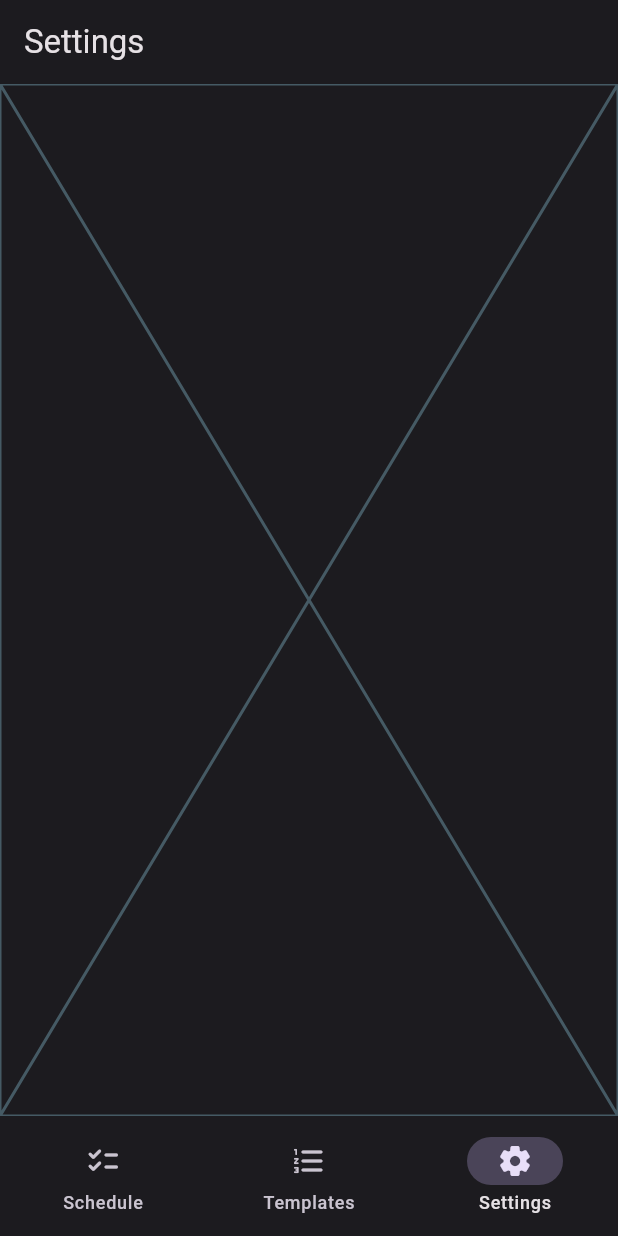
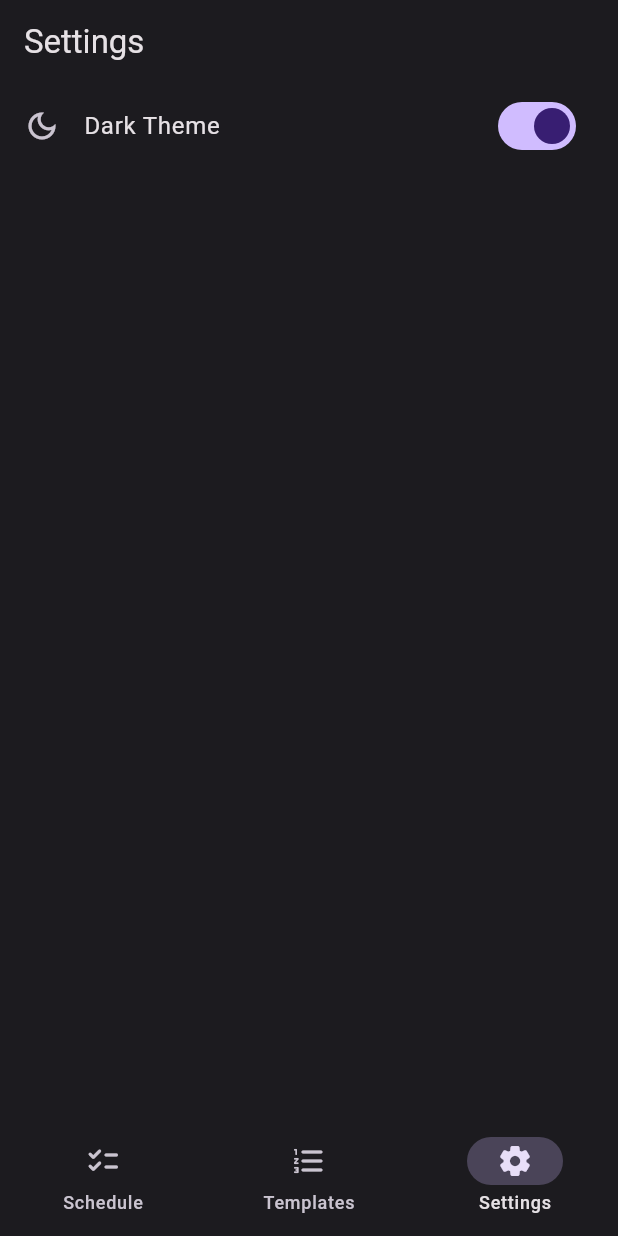
Before and after one commit to Gjils/task-scheduler, a Flutter app: the screen it shows after launch, item 3 of the bottom bar chosen, on a phone screen of 412 x 824 dp. Run offline on Flutter 3.47's test engine with Material 3 defaults, Android fonts, the phone set to English and light mode, and no system bars.

Commit message:
theme switch

```diff
--- a/lib/app/view/view.dart
+++ b/lib/app/view/view.dart
@@ -3,9 +3,10 @@ import 'package:provider/provider.dart';
 
 import 'package:task_scheduler/pages/schedule_page/schedule_page.dart';
 import 'package:task_scheduler/pages/templates_page/templates_page.dart';
+import 'package:task_scheduler/pages/settings_page/settings_page.dart';
 import 'package:task_scheduler/features/navigation_bar/navigation_bar.dart';
-
-import '../../state/state.dart';
+import 'package:task_scheduler/state/state.dart';
+import 'package:task_scheduler/themes/themes.dart';
 
 class TaskSchedulerApp extends StatefulWidget {
   const TaskSchedulerApp({super.key});
@@ -37,7 +38,7 @@ class _TaskSchedulerAppState extends State<TaskSchedulerApp> {
     Destination(
       title: "Settings",
       icon: Icon(Icons.settings_rounded),
-      page: Placeholder(),
+      page: SettingsPage(),
     ),
   ];
   @override
@@ -49,7 +50,9 @@ class _TaskSchedulerAppState extends State<TaskSchedulerApp> {
           title: "Task Scheduler",
           theme: ThemeData(
             useMaterial3: true,
-            colorScheme: context.watch<AppState>().theme,
+            colorScheme: context.watch<AppState>().themeIsDark
+                ? darkColorScheme
+                : lightColorScheme,
           ),
           home: Scaffold(
             appBar: AppBar(title: Text(destinations[selectedIndex].title)),
--- /dev/null
+++ b/lib/pages/settings_page/settings_page.dart
@@ -0,0 +1 @@
+export 'view/view.dart';
--- /dev/null
+++ b/lib/pages/settings_page/view/view.dart
@@ -0,0 +1,23 @@
+import 'package:flutter/material.dart';
+import 'package:provider/provider.dart';
+import 'package:task_scheduler/state/state.dart';
+
+class SettingsPage extends StatelessWidget {
+  const SettingsPage({super.key});
+
+  @override
+  Widget build(BuildContext context) {
+    var themeIsDark = context.watch<AppState>().themeIsDark;
+    var setTheme = context.watch<AppState>().setTheme;
+    return ListView(
+      children: [
+        SwitchListTile(
+          value: themeIsDark,
+          onChanged: setTheme,
+          title: Text("Dark Theme"),
+          secondary: Icon(Icons.dark_mode_outlined),
+        )
+      ],
+    );
+  }
+}
--- a/lib/state/state.dart
+++ b/lib/state/state.dart
@@ -1,9 +1,13 @@
 import 'package:flutter/material.dart';
-import 'package:task_scheduler/themes/themes.dart';
 import 'package:task_scheduler/features/task/task.dart';
 
 class AppState extends ChangeNotifier {
-  var theme = darkColorScheme;
+  var themeIsDark = true;
+
+  void setTheme(bool isDark) {
+    themeIsDark = isDark;
+    notifyListeners();
+  }
 
   var _realTasks = <TaskReal>[];
 
```
Also changed, not shown: 1 other file.
